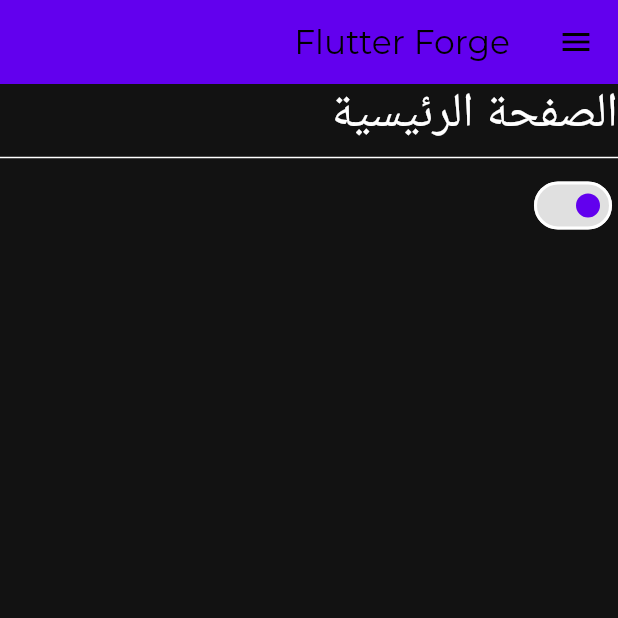
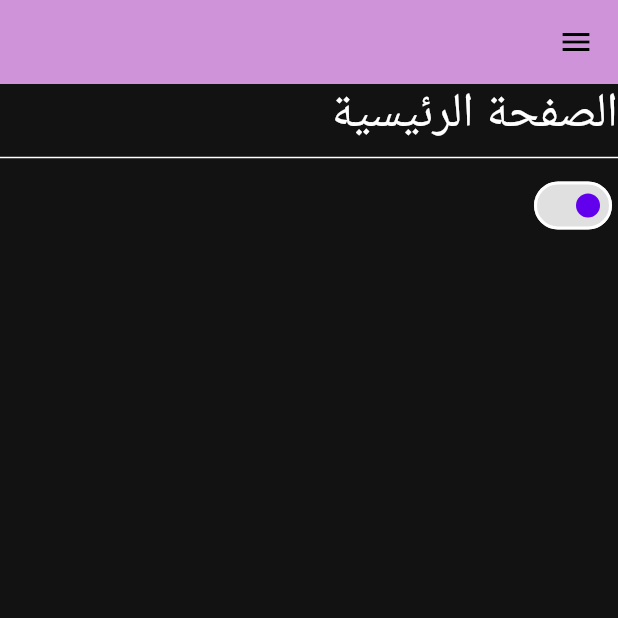
Before and after one commit to mohamed-yamani/flutter-forge, a Flutter app: the screen it shows after launch, on a phone screen of 412 x 824 dp, the top half of it. Run offline on Flutter 3.47's test engine with Material 3 defaults, Android fonts, the phone set to English and light mode, and no system bars; our stand-ins replace bloc, dartz, equatable, flutter_bloc, get_it, google_fonts and 1 more; accounts and stored records are empty; network calls fail.

Commit message:
background color

```diff
--- a/lib/presentation/journeys/home/home_screen.dart
+++ b/lib/presentation/journeys/home/home_screen.dart
@@ -27,7 +27,13 @@ class _HomeScreenState extends State<HomeScreen> {
   Widget build(BuildContext context) {
     return Scaffold(
         appBar: AppBar(
-          title: const Text("Flutter Forge"),
+          backgroundColor: Theme.of(context).backgroundColor,
+          title: Text(
+            "Flutter Forge",
+            style: Theme.of(context).textTheme.headline6!.copyWith(
+                  color: Theme.of(context).backgroundColor,
+                ),
+          ),
 
           // open drawer
           leading: Builder(
```
